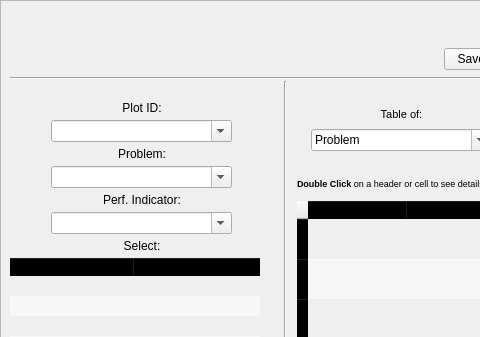
Before: the Qt Designer form frontend/designer_templates/main_window/run_tab.ui in tomaslibanomonteiro/Thesis-code, drawn with Qt 5; both pictures show x 0 to 480 and y 0 to 337 of the 1134 by 673 pixel window.
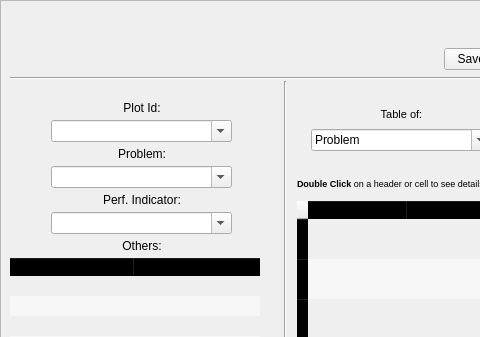
After: the same form once the commit is applied.

Commit message: all plots are good!

The edit to the form file:
```diff
--- a/frontend/designer_templates/main_window/run_tab.ui
+++ b/frontend/designer_templates/main_window/run_tab.ui
@@ -174,7 +174,7 @@
              </sizepolicy>
             </property>
             <property name="text">
-             <string>&lt;html&gt;&lt;head/&gt;&lt;body&gt;&lt;p align=&quot;center&quot;&gt;Plot ID:&lt;/p&gt;&lt;/body&gt;&lt;/html&gt;</string>
+             <string>&lt;html&gt;&lt;head/&gt;&lt;body&gt;&lt;p align=&quot;center&quot;&gt;Plot Id:&lt;/p&gt;&lt;/body&gt;&lt;/html&gt;</string>
             </property>
            </widget>
           </item>
@@ -315,7 +315,7 @@
              </sizepolicy>
             </property>
             <property name="text">
-             <string>&lt;html&gt;&lt;head/&gt;&lt;body&gt;&lt;p align=&quot;center&quot;&gt;Select:&lt;/p&gt;&lt;/body&gt;&lt;/html&gt;</string>
+             <string>&lt;html&gt;&lt;head/&gt;&lt;body&gt;&lt;p align=&quot;center&quot;&gt;Others:&lt;/p&gt;&lt;/body&gt;&lt;/html&gt;</string>
             </property>
            </widget>
           </item>
```
Left out of the diff: 2 changed lines with no effect on the pictures. The commit also changes 8 other files.
